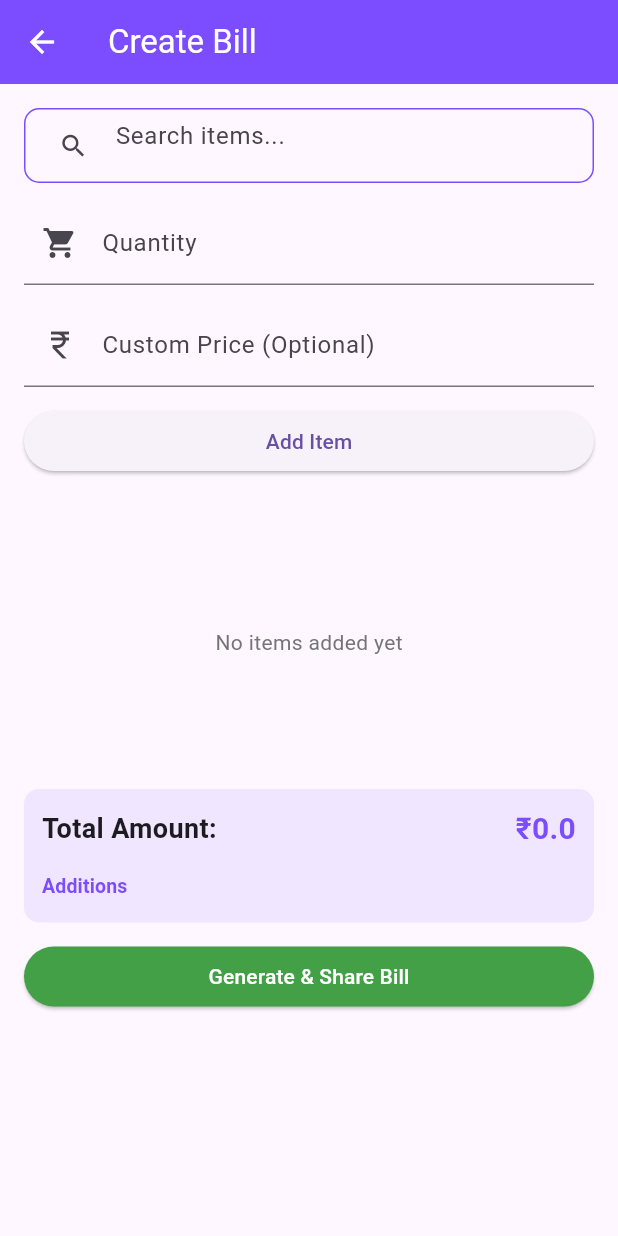
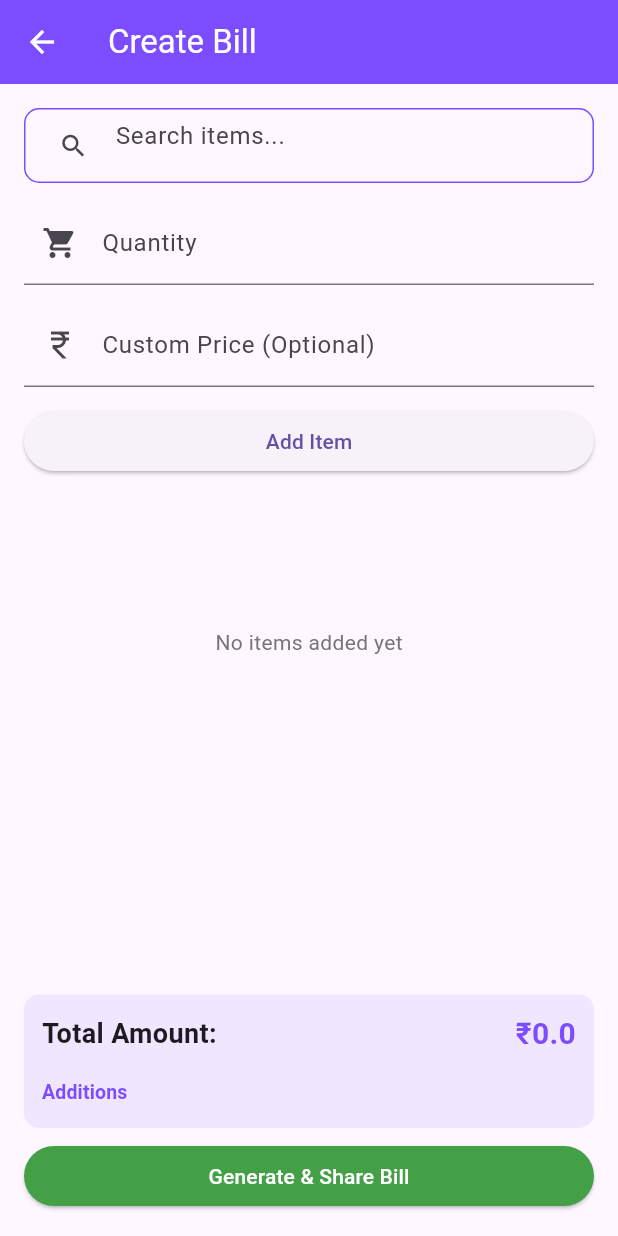
Before and after one commit to MoizSitabkhan/tasco-billing.app, a Flutter app: the CreateBillScreen screen opened by its route, on a phone screen of 412 x 824 dp. Run offline on Flutter 3.47's test engine with Material 3 defaults, Android fonts, the phone set to English and light mode, and no system bars; our stand-ins replace pdf, share_plus, sqflite; accounts and stored records are empty.

Commit message:
Fix layout: move Total/Generate to fixed bottom position outside scrollable area

```diff
--- a/lib/screens/create_bill_screen.dart
+++ b/lib/screens/create_bill_screen.dart
@@ -460,8 +460,12 @@ class _CreateBillScreenState extends State<CreateBillScreen> {
                                   },
                                 ),
                         ),
+                      ],
+                    ),
+                  ),
+                ),
                 const SizedBox(height: 8),
-                        // Total & Actions (full width)
+                // Total & Actions (fixed at bottom, NOT in scroll)
                 Container(
                   padding: const EdgeInsets.all(12),
                   decoration: BoxDecoration(
@@ -515,7 +519,7 @@ class _CreateBillScreenState extends State<CreateBillScreen> {
                     ],
                   ),
                 ),
-                        const SizedBox(height: 12),
+                const SizedBox(height: 8),
                 SizedBox(
                   width: double.infinity,
                   child: ElevatedButton(
@@ -526,10 +530,6 @@ class _CreateBillScreenState extends State<CreateBillScreen> {
                     child: const Text(
                       'Generate & Share Bill',
                       style: TextStyle(color: Colors.white),
-                            ),
-                          ),
-                        ),
-                      ],
                     ),
                   ),
                 ),
```
Lines whose indentation alone changed are shown as unchanged.
